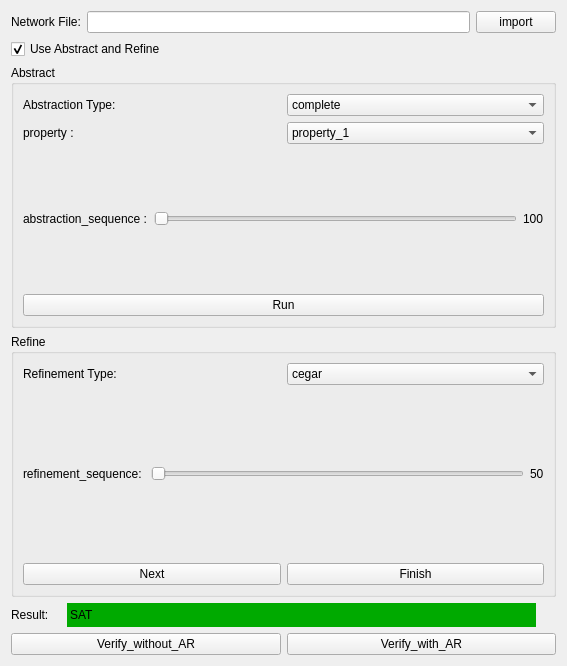
First picture: the form in marabou.ui, repository Huangxiaoze/graduate, before the edit.
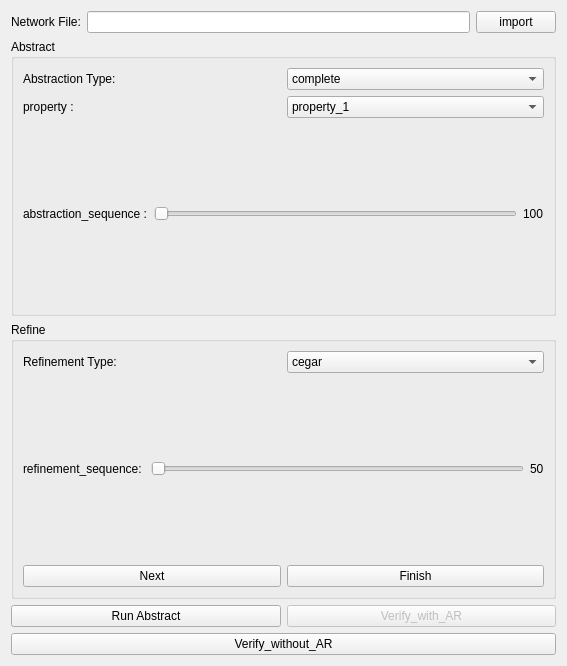
Second picture: the form after the edit.

Commit message: abstract must be finish before verify with ar

The edit to the form file:
```diff
--- a/marabou.ui
+++ b/marabou.ui
@@ -41,20 +41,6 @@
      </item>
     </layout>
    </item>
-   <item>
-    <layout class="QHBoxLayout" name="horizontalLayout_7">
-     <item>
-      <widget class="QCheckBox" name="ar_checkbox">
-       <property name="text">
-        <string>Use Abstract and Refine</string>
-       </property>
-       <property name="checked">
-        <bool>true</bool>
-       </property>
-      </widget>
-     </item>
-    </layout>
-   </item>
    <item>
     <widget class="QGroupBox" name="groupBox_2">
      <property name="minimumSize">
@@ -308,16 +294,6 @@
         </item>
        </layout>
       </item>
-      <item>
-       <widget class="QPushButton" name="run_abstract">
-        <property name="styleSheet">
-         <string notr="true"/>
-        </property>
-        <property name="text">
-         <string>Run</string>
-        </property>
-       </widget>
-      </item>
      </layout>
     </widget>
    </item>
@@ -405,49 +381,22 @@
     </widget>
    </item>
    <item>
-    <layout class="QHBoxLayout" name="horizontalLayout_3">
+    <layout class="QHBoxLayout" name="horizontalLayout_7">
      <item>
-      <widget class="QLabel" name="label_3">
-       <property name="maximumSize">
-        <size>
-         <width>50</width>
-         <height>16777215</height>
-        </size>
-       </property>
-       <property name="text">
-        <string>Result:</string>
-       </property>
-      </widget>
-     </item>
-     <item>
-      <widget class="QLabel" name="label_4">
-       <property name="maximumSize">
-        <size>
-         <width>16777215</width>
-         <height>24</height>
-        </size>
-       </property>
+      <widget class="QPushButton" name="run_abstract">
        <property name="styleSheet">
-        <string notr="true">background:rgb(0, 170, 0);border-radius:100%;width:100%;height:100%;margin-right:20px;text-align:center;</string>
+        <string notr="true"/>
        </property>
        <property name="text">
-        <string>SAT</string>
-       </property>
-      </widget>
-     </item>
-    </layout>
-   </item>
-   <item>
-    <layout class="QHBoxLayout" name="horizontalLayout_8">
-     <item>
-      <widget class="QPushButton" name="verify_without_ar">
-       <property name="text">
-        <string>Verify_without_AR</string>
+        <string>Run Abstract</string>
        </property>
       </widget>
      </item>
      <item>
       <widget class="QPushButton" name="verify_with_ar">
+       <property name="enabled">
+        <bool>false</bool>
+       </property>
        <property name="text">
         <string>Verify_with_AR</string>
        </property>
@@ -458,6 +407,13 @@
      </item>
     </layout>
    </item>
+   <item>
+    <widget class="QPushButton" name="verify_without_ar">
+     <property name="text">
+      <string>Verify_without_AR</string>
+     </property>
+    </widget>
+   </item>
   </layout>
  </widget>
  <resources/>
```
The commit also changes 17 other files.
